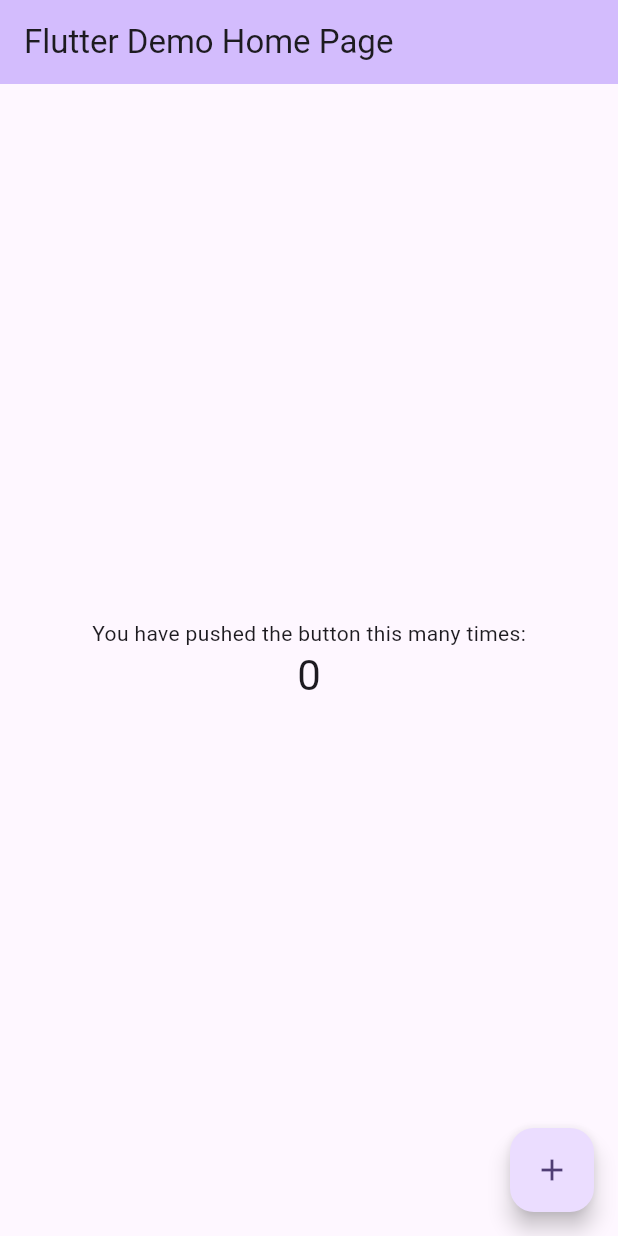
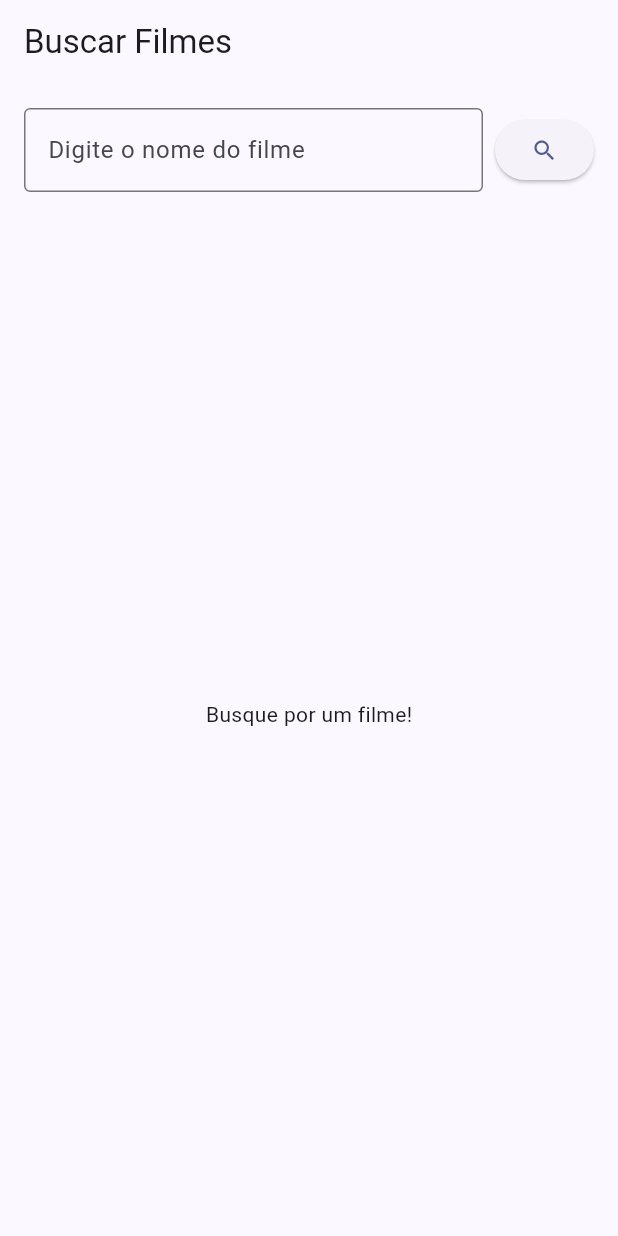
Before and after one commit to Matheuspgonsalves/the_movie_explorer, a Flutter app: the screen it shows after launch, on a phone screen of 412 x 824 dp. Run offline on Flutter 3.47's test engine with Material 3 defaults, Android fonts, the phone set to English and light mode, and no system bars.

Commit message:
feat: cria a home_page para pesquisa

```diff
--- /dev/null
+++ b/lib/app/ui/pages/home_page.dart
@@ -0,0 +1,109 @@
+import 'package:flutter/material.dart';
+import 'package:the_movie_explorer/app/data/models/movie_model.dart';
+import 'package:the_movie_explorer/app/data/services/movie_service.dart';
+
+
+
+class HomePage extends StatefulWidget {
+  const HomePage({Key? key}) : super(key: key);
+
+  @override
+  State<HomePage> createState() => _HomePageState();
+}
+
+class _HomePageState extends State<HomePage> {
+  final TextEditingController _searchController = TextEditingController();
+  final MovieApiService _movieApiService = MovieApiService();
+
+  Future<List<MovieModel>>? _moviesFuture;
+
+  void _searchMovies() {
+    final query = _searchController.text.trim();
+    if (query.isNotEmpty) {
+      setState(() {
+        _moviesFuture = _movieApiService.searchMovies(query);
+      });
+    }
+  }
+
+  @override
+  Widget build(BuildContext context) {
+    return Scaffold(
+      appBar: AppBar(
+        title: const Text('Buscar Filmes'),
+      ),
+      body: Padding(
+        padding: const EdgeInsets.all(16.0),
+        child: Column(
+          children: [
+            Row(
+              children: [
+                // Campo de busca
+                Expanded(
+                  child: TextField(
+                    controller: _searchController,
+                    decoration: const InputDecoration(
+                      hintText: 'Digite o nome do filme',
+                      border: OutlineInputBorder(),
+                    ),
+                  ),
+                ),
+                const SizedBox(width: 8),
+                // Botão de busca
+                ElevatedButton(
+                  onPressed: _searchMovies,
+                  child: const Icon(Icons.search),
+                ),
+              ],
+            ),
+            const SizedBox(height: 16),
+            // Resultado da busca
+            Expanded(
+              child: _moviesFuture == null
+                  ? const Center(child: Text('Busque por um filme!'))
+                  : FutureBuilder<List<MovieModel>>(
+                future: _moviesFuture,
+                builder: (context, snapshot) {
+                  if (snapshot.connectionState == ConnectionState.waiting) {
+                    return const Center(child: CircularProgressIndicator());
+                  } else if (snapshot.hasError) {
+                    return Center(
+                      child: Text('Erro: ${snapshot.error}'),
+                    );
+                  } else if (snapshot.hasData) {
+                    final movies = snapshot.data!;
+                    if (movies.isEmpty) {
+                      return const Center(
+                        child: Text('Nenhum filme encontrado.'),
+                      );
+                    }
+                    return ListView.builder(
+                      itemCount: movies.length,
+                      itemBuilder: (context, index) {
+                        final movie = movies[index];
+                        return ListTile(
+                          leading: movie.posterPath != null
+                              ? Image.network(
+                            'https://image.tmdb.org/t/p/w500${movie.posterPath}',
+                            width: 50,
+                            fit: BoxFit.cover,
+                          )
+                              : const SizedBox(width: 50),
+                          title: Text(movie.title),
+                          subtitle: Text('Data de lançamento: ${movie.releaseDate}'),
+                          trailing: Text(movie.voteAverage.toString()),
+                        );
+                      },
+                    );
+                  } else {
+                    return const Center(child: Text('Nenhum resultado.'));
+                  }
+                },
+              ),
+            ),
+          ],
+        ),
+      ),
+    );
+  }
+}
--- a/lib/main.dart
+++ b/lib/main.dart
@@ -1,4 +1,5 @@
 import 'package:flutter/material.dart';
+import 'package:the_movie_explorer/app/ui/pages/home_page.dart';
 
 void main() {
   runApp(const MyApp());
@@ -10,57 +11,13 @@ class MyApp extends StatelessWidget {
   @override
   Widget build(BuildContext context) {
     return MaterialApp(
-      title: 'Flutter Demo',
+      title: 'Search Movies',
+      debugShowCheckedModeBanner: false,
       theme: ThemeData(
-        colorScheme: ColorScheme.fromSeed(seedColor: Colors.deepPurple),
+        colorScheme: ColorScheme.fromSeed(seedColor: Colors.indigoAccent),
+        useMaterial3: true,
       ),
-      home: const MyHomePage(title: 'Flutter Demo Home Page'),
+      home: const HomePage(),
     );
   }
 }
-
-class MyHomePage extends StatefulWidget {
-  const MyHomePage({super.key, required this.title});
-
-  final String title;
-
-  @override
-  State<MyHomePage> createState() => _MyHomePageState();
-}
-
-class _MyHomePageState extends State<MyHomePage> {
-  int _counter = 0;
-
-  void _incrementCounter() {
-    setState(() {
-      _counter++;
-    });
-  }
-
-  @override
-  Widget build(BuildContext context) {
-    return Scaffold(
-      appBar: AppBar(
-        backgroundColor: Theme.of(context).colorScheme.inversePrimary,
-        title: Text(widget.title),
-      ),
-      body: Center(
-        child: Column(
-          mainAxisAlignment: MainAxisAlignment.center,
-          children: <Widget>[
-            const Text('You have pushed the button this many times:'),
-            Text(
-              '$_counter',
-              style: Theme.of(context).textTheme.headlineMedium,
-            ),
-          ],
-        ),
-      ),
-      floatingActionButton: FloatingActionButton(
-        onPressed: _incrementCounter,
-        tooltip: 'Increment',
-        child: const Icon(Icons.add),
-      ),
-    );
-  }
-}
```
